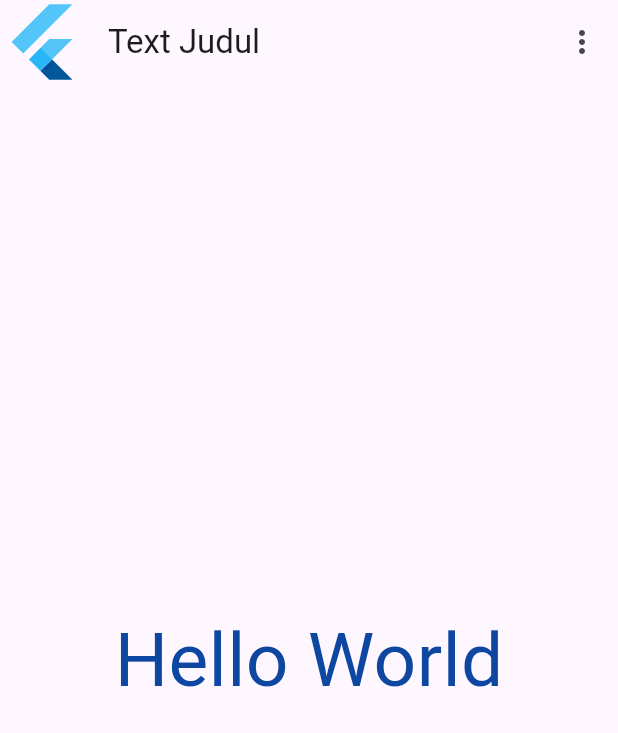
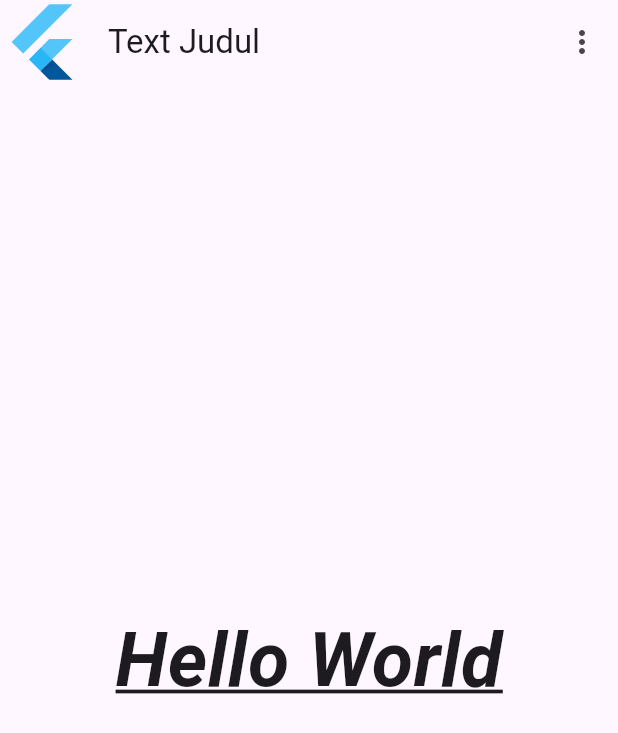
Before and after one commit to Renggars/flutter, a Flutter app: the screen it shows after launch, on a phone screen of 412 x 824 dp. Shown: the top 733 px of the screen. Run offline on Flutter 3.47's test engine with Material 3 defaults, Android fonts, the phone set to English and light mode, and no system bars.

```diff
--- a/lib/main.dart
+++ b/lib/main.dart
@@ -1,5 +1,6 @@
 import 'package:flutter/material.dart';
-import 'package:flutter_application_1/widgets/soal1.dart';
+// import 'package:flutter_application_1/widgets/soal1.dart';
+import 'package:flutter_application_1/widgets/soal2.dart';
 
 void main() {
   runApp(const MyApp());
@@ -10,6 +11,6 @@ class MyApp extends StatelessWidget {
 
   @override
   Widget build(BuildContext context) {
-    return const MaterialApp(debugShowCheckedModeBanner: false, home: Soal1());
+    return const MaterialApp(debugShowCheckedModeBanner: false, home: Soal2());
   }
 }
--- a/lib/widgets/soal2.dart
+++ b/lib/widgets/soal2.dart
@@ -0,0 +1,37 @@
+import 'package:flutter/material.dart';
+
+class Soal2 extends StatelessWidget {
+  const Soal2({
+    super.key,
+  });
+
+  @override
+  Widget build(BuildContext context) {
+    return Scaffold(
+      appBar: AppBar(
+        leading: const FlutterLogo(),
+        title: const Text("Text Judul"),
+        centerTitle: false,
+        actions: [
+          IconButton(
+              onPressed: () {
+                // ignore: avoid_print
+                print("KLIK MORE");
+              },
+              icon: const Icon(Icons.more_vert)),
+        ],
+      ),
+      body: const Center(
+        child: Text(
+          "Hello World",
+          style: TextStyle(
+            fontSize: 50,
+            fontStyle: FontStyle.italic,
+            decoration: TextDecoration.underline,
+            fontWeight: FontWeight.bold,
+          ),
+        ),
+      ),
+    );
+  }
+}
```
